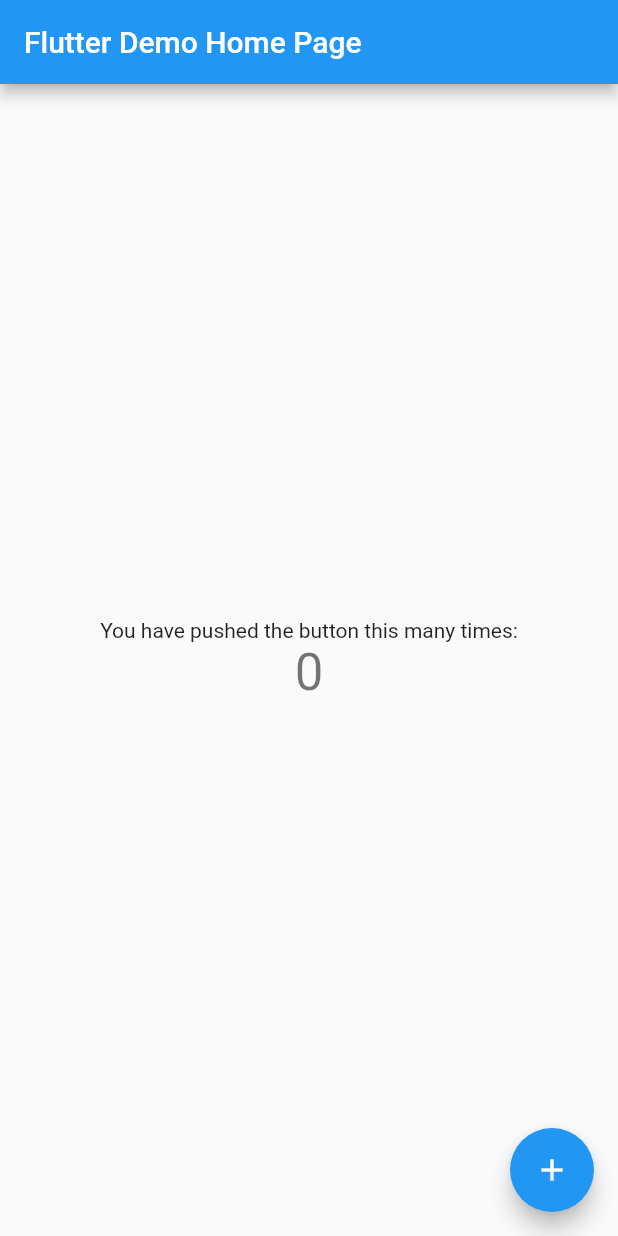
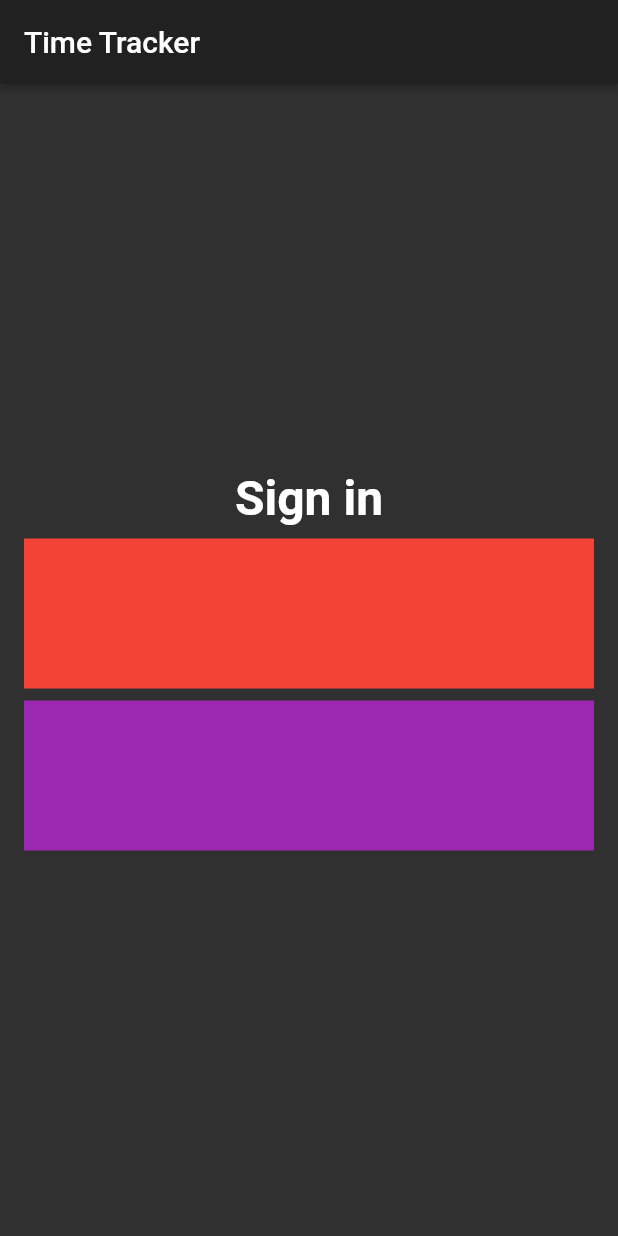
Before and after one commit to cohun/tracker, a Flutter app: the screen it shows after launch, on a phone screen of 412 x 824 dp. Run offline on Flutter 3.47's test engine with Material 2 defaults, Android fonts, the phone set to English and light mode, and no system bars.

Commit message:
second commit

```diff
--- /dev/null
+++ b/lib/app/sign_in/sign:in_page.dart
@@ -0,0 +1,52 @@
+import 'package:flutter/material.dart';
+
+class SignInPage extends StatelessWidget {
+  @override
+  Widget build(BuildContext context) {
+    return Scaffold(
+      appBar: AppBar(
+        title: Text('Time Tracker'),
+        elevation: 2.0,
+      ),
+      body: _buildContent(),
+    );
+  }
+
+  Widget _buildContent() {
+    return Padding(
+      padding: EdgeInsets.all(16.0),
+      child: Column(
+        crossAxisAlignment: CrossAxisAlignment.stretch,
+        mainAxisAlignment: MainAxisAlignment.center,
+        children: [
+          Text(
+            'Sign in',
+            textAlign: TextAlign.center,
+            style: TextStyle(
+              fontSize: 32.0,
+              fontWeight: FontWeight.w600,
+            ),
+          ),
+          SizedBox(
+            height: 8.0,
+          ),
+          Container(
+            color: Colors.red,
+            child: SizedBox(
+              height: 100,
+            ),
+          ),
+          SizedBox(
+            height: 8.0,
+          ),
+          Container(
+            color: Colors.purple,
+            child: SizedBox(
+              height: 100,
+            ),
+          ),
+        ],
+      ),
+    );
+  }
+}
--- a/lib/main.dart
+++ b/lib/main.dart
@@ -1,4 +1,5 @@
 import 'package:flutter/material.dart';
+import 'package:tracker_app/app/sign_in/sign:in_page.dart';
 
 void main() {
   runApp(MyApp());
@@ -8,59 +9,10 @@
   @override
   Widget build(BuildContext context) {
     return MaterialApp(
-      title: 'Flutter Demo',
-      theme: ThemeData(
-        primarySwatch: Colors.blue,
-        visualDensity: VisualDensity.adaptivePlatformDensity,
+      title: 'Time Tracker',
+      theme: ThemeData.dark(
       ),
-      home: MyHomePage(title: 'Flutter Demo Home Page'),
+      home: SignInPage(),
     );
   }
 }
-
-class MyHomePage extends StatefulWidget {
-  MyHomePage({Key key, this.title}) : super(key: key);
-
-  final String title;
-
-  @override
-  _MyHomePageState createState() => _MyHomePageState();
-}
-
-class _MyHomePageState extends State<MyHomePage> {
-  int _counter = 0;
-
-  void _incrementCounter() {
-    setState(() {
-      _counter++;
-    });
-  }
-
-  @override
-  Widget build(BuildContext context) {
-    return Scaffold(
-      appBar: AppBar(
-        title: Text(widget.title),
-      ),
-      body: Center(
-        child: Column(
-          mainAxisAlignment: MainAxisAlignment.center,
-          children: <Widget>[
-            Text(
-              'You have pushed the button this many times:',
-            ),
-            Text(
-              '$_counter',
-              style: Theme.of(context).textTheme.headline4,
-            ),
-          ],
-        ),
-      ),
-      floatingActionButton: FloatingActionButton(
-        onPressed: _incrementCounter,
-        tooltip: 'Increment',
-        child: Icon(Icons.add),
-      ),
-    );
-  }
-}
```
